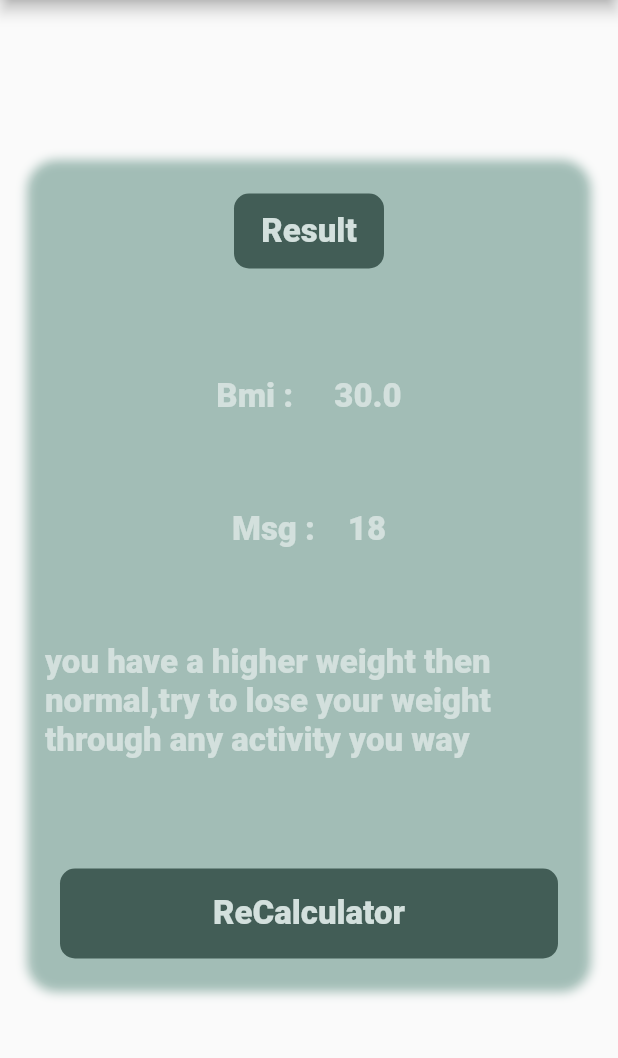
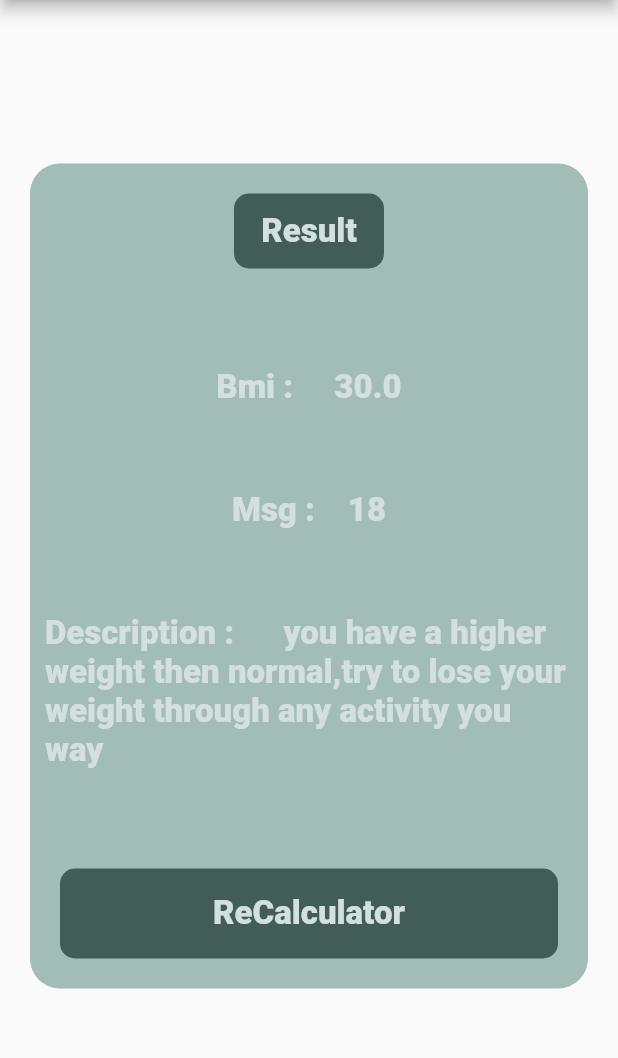
Before and after one commit to hemaxiSodvadiya/bmi_cal, a Flutter app: the screen it shows after launch, after a tap on the "add" icon, after a tap on the "remove" icon, after a tap on "Calculator", on a phone screen of 412 x 824 dp, the part 84-1142 px from its top. Run offline on Flutter 3.47's test engine with Material 2 defaults, Android fonts, the phone set to English and light mode, and no system bars.

Commit message:
Update result_screen.dart

```diff
--- a/lib/screens2/result_screen.dart
+++ b/lib/screens2/result_screen.dart
@@ -49,9 +49,9 @@ class _ResultScreenState extends State<ResultScreen> {
                 boxShadow: [
                   BoxShadow(
                     color: Color(0xffa2bdb6),
-                    spreadRadius: 2,
-                    blurRadius: 5,
-                    offset: Offset(0, 0),
+                    // spreadRadius: 2,
+                    // blurRadius: 5,
+                    // offset: Offset(0, 0),
                   ),
                 ],
               ),
@@ -66,9 +66,9 @@ class _ResultScreenState extends State<ResultScreen> {
                       boxShadow: [
                         BoxShadow(
                           color: Color(0xffa2bdb6),
-                          spreadRadius: 2,
-                          blurRadius: 2,
-                          offset: Offset(0, 0),
+                          // spreadRadius: 2,
+                          // blurRadius: 2,
+                          // offset: Offset(0, 0),
                         ),
                       ],
                     ),
@@ -95,7 +95,7 @@ class _ResultScreenState extends State<ResultScreen> {
                           style: textStylemain,
                         ),
                         Text(
-                          widget.des,
+                          "Description :      ${widget.des}",
                           style: textStylemain,
                         ),
                       ],
```
